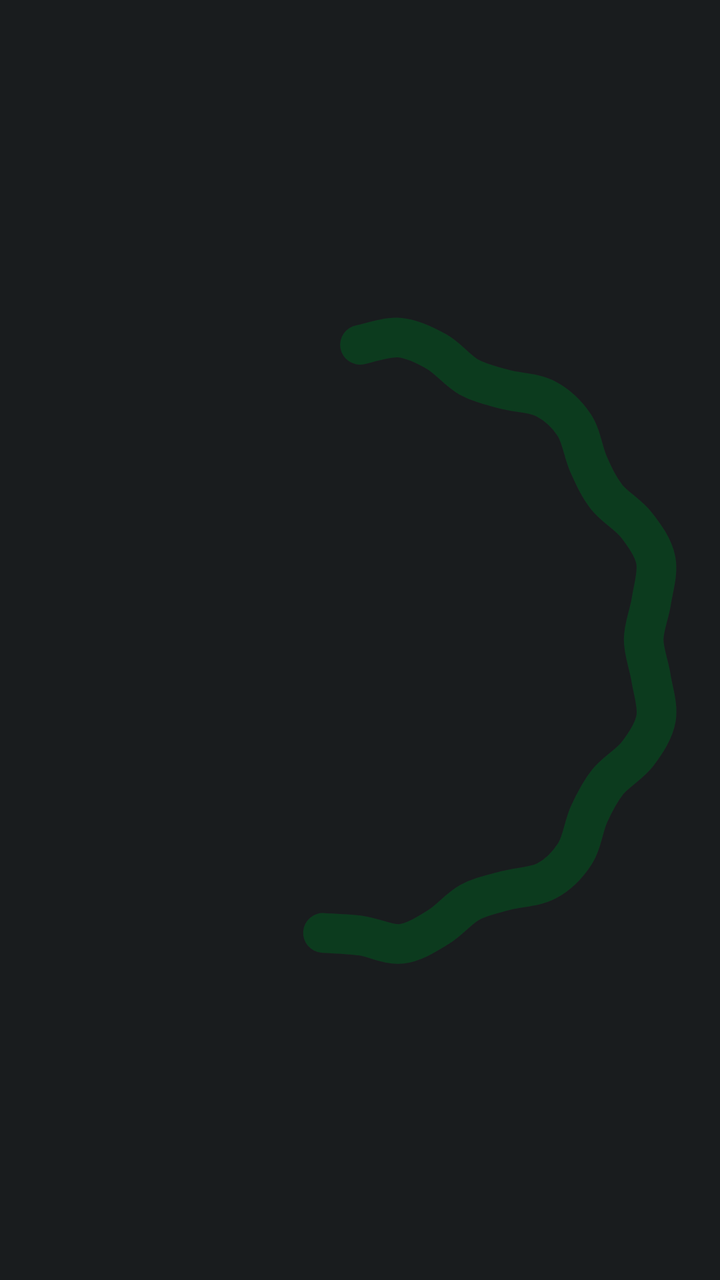
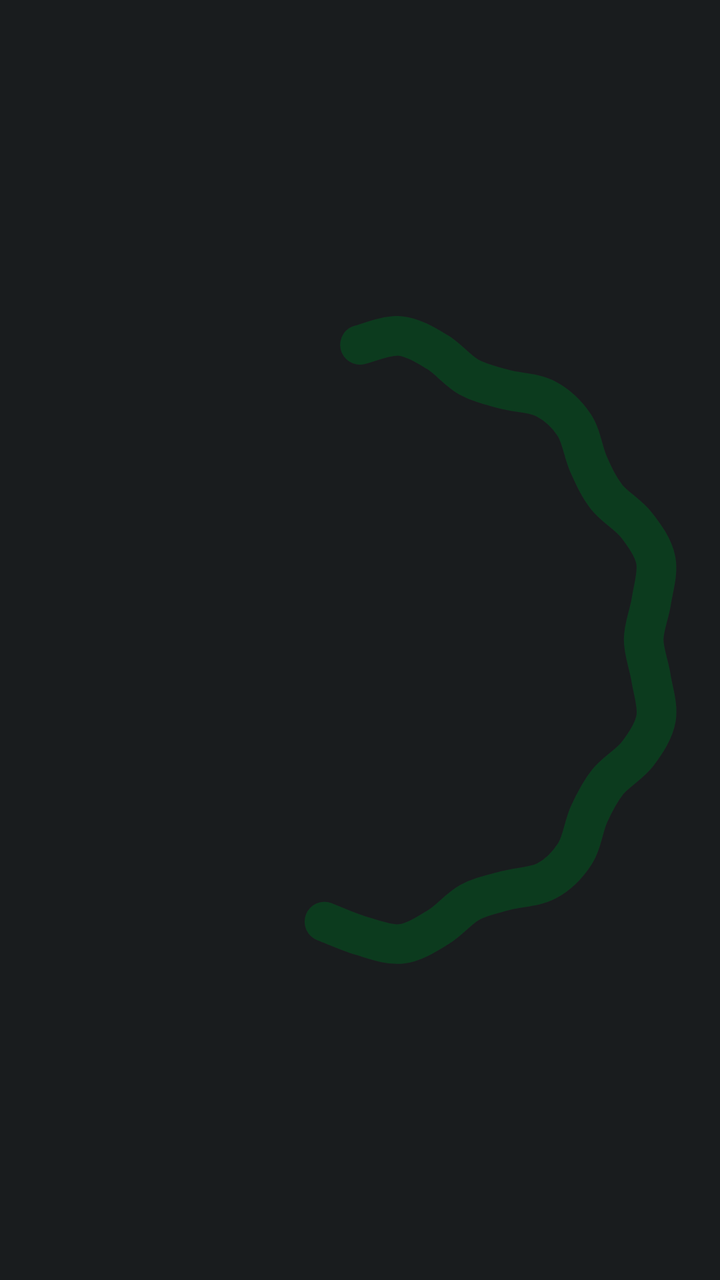

The first picture is an Android layout as it rendered before a commit; the second is the same layout after the commit. The layout source and the unified diff follow.
<!-- AndroidManifest.xml: application theme AppTheme -->
<!-- res/layout/wave_52.xml -->
<?xml version="1.0" encoding="utf-8"?>
<ProgressBar xmlns:android="http://schemas.android.com/apk/res/android"
    android:id="@+id/wave"
    android:layout_width="120dp"
    android:layout_height="120dp"
    android:layout_gravity="center"
    android:indeterminate="true"
    android:indeterminateBehavior="repeat"
    android:indeterminateDuration="1600"
    android:indeterminateDrawable="@drawable/charge_wave_52"
    android:indeterminateTint="@color/g_on_charge"
    android:indeterminateTintMode="src_in" />
<!-- resources referenced by this layout -->
<resources>
  <color name="g_on_charge">#FF0C3B1E</color>
  <!-- drawable charge_wave_52: vector/xml drawable (drawable, 40016 chars, omitted) -->
  <style name="AppTheme" parent="@android:style/Theme.DeviceDefault.NoActionBar">
          <item name="android:windowBackground">@color/ui_bg</item>
          <item name="android:statusBarColor">@android:color/transparent</item>
          <item name="android:navigationBarColor">@android:color/transparent</item>
          <item name="android:windowLightStatusBar">false</item>
          <item name="android:windowLightNavigationBar">false</item>
      </style>
  <color name="ui_bg">@android:color/system_neutral1_900</color>
</resources>

<!-- the commit's change to res/layout/wave_52.xml (unified diff, before → after) -->
@@ -6,7 +6,7 @@
     android:layout_gravity="center"
     android:indeterminate="true"
     android:indeterminateBehavior="repeat"
-    android:indeterminateDuration="1600"
+    android:indeterminateDuration="1000"
     android:indeterminateDrawable="@drawable/charge_wave_52"
     android:indeterminateTint="@color/g_on_charge"
     android:indeterminateTintMode="src_in" />
<!-- resource entries referenced after the edit -->
@@ -1,7 +1,7 @@
 <!-- resources referenced by this layout -->
 <resources>
   <color name="g_on_charge">#FF0C3B1E</color>
-  <!-- drawable charge_wave_52: vector/xml drawable (drawable, 40016 chars, omitted) -->
+  <!-- drawable charge_wave_52: vector/xml drawable (drawable, 53392 chars, omitted) -->
   <style name="AppTheme" parent="@android:style/Theme.DeviceDefault.NoActionBar">
           <item name="android:windowBackground">@color/ui_bg</item>
           <item name="android:statusBarColor">@android:color/transparent</item>
